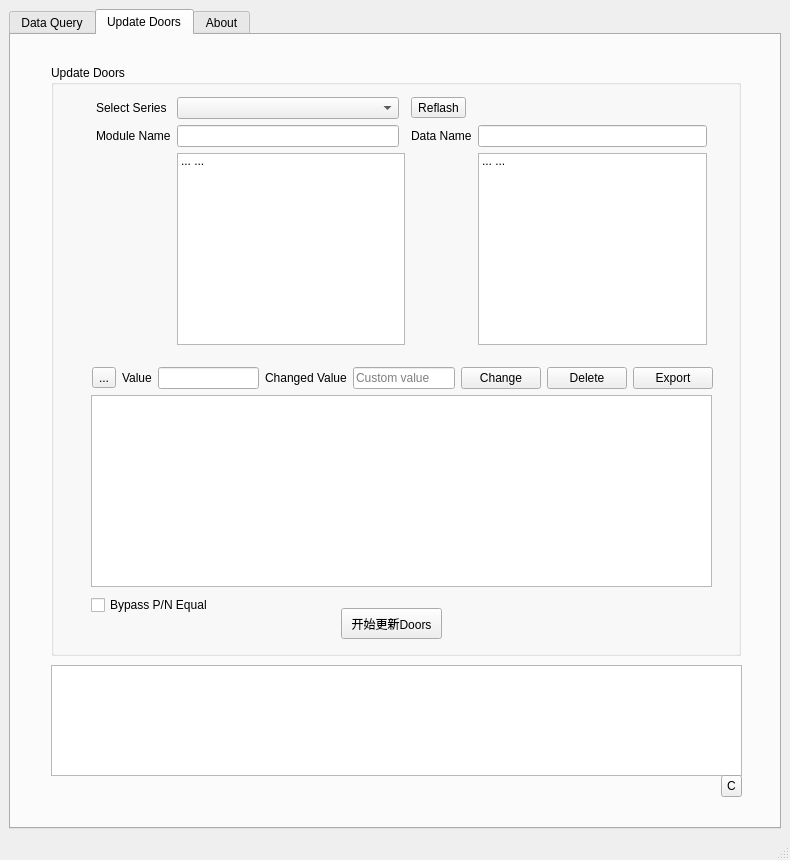
Before: the Qt Designer form DataQueryX.ui in 395020539/UpdaterMain, drawn with Qt 5.
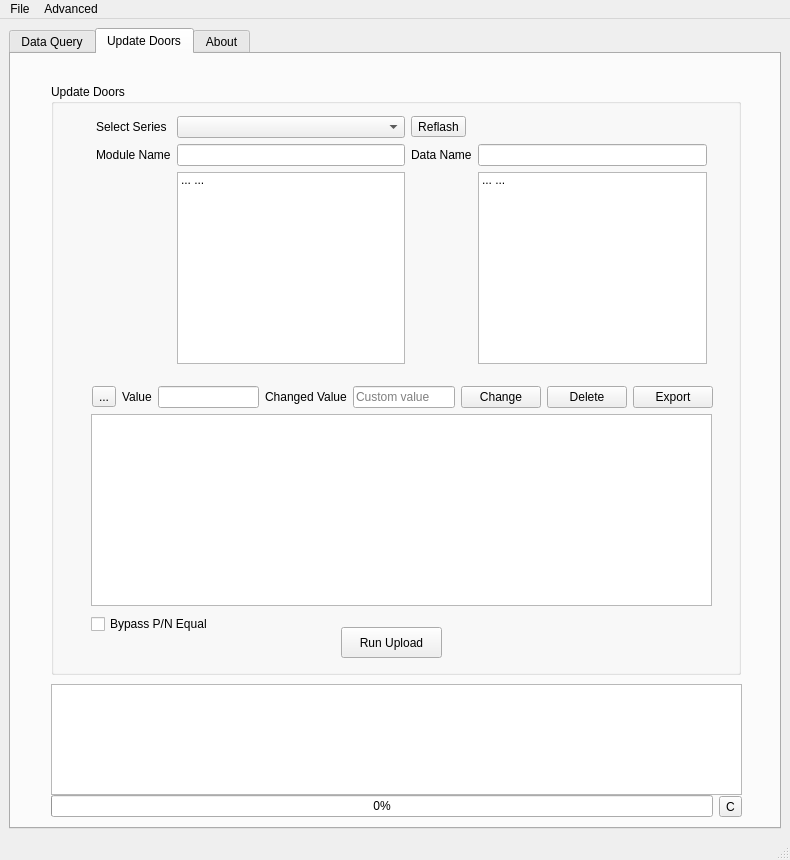
After: the same form once the commit is applied. The open tabs and pages were chosen to show the change. Icons and pictures are not drawn.

```diff
--- a/DataQueryX.ui
+++ b/DataQueryX.ui
@@ -639,7 +639,7 @@
           </rect>
          </property>
          <property name="text">
-          <string>开始更新Doors</string>
+          <string>Run Upload</string>
          </property>
         </widget>
         <widget class="QTableWidget" name="tableWidget_update_data">
@@ -654,6 +654,9 @@
            <height>192</height>
           </rect>
          </property>
+         <property name="sizeAdjustPolicy">
+          <enum>QAbstractScrollArea::AdjustToContentsOnFirstShow</enum>
+         </property>
          <property name="editTriggers">
           <set>QAbstractItemView::NoEditTriggers</set>
          </property>
@@ -666,6 +669,24 @@
          <property name="horizontalScrollMode">
           <enum>QAbstractItemView::ScrollPerItem</enum>
          </property>
+         <property name="showGrid">
+          <bool>true</bool>
+         </property>
+         <property name="gridStyle">
+          <enum>Qt::SolidLine</enum>
+         </property>
+         <property name="sortingEnabled">
+          <bool>true</bool>
+         </property>
+         <property name="cornerButtonEnabled">
+          <bool>true</bool>
+         </property>
+         <attribute name="horizontalHeaderShowSortIndicator" stdset="0">
+          <bool>true</bool>
+         </attribute>
+         <attribute name="verticalHeaderShowSortIndicator" stdset="0">
+          <bool>false</bool>
+         </attribute>
         </widget>
         <widget class="QWidget" name="layoutWidget">
          <property name="geometry">
@@ -799,18 +820,6 @@
             </property>
            </widget>
           </item>
-          <item row="2" column="1" colspan="2">
-           <widget class="QListWidget" name="listWidget_rule_module_name_2">
-            <property name="selectionMode">
-             <enum>QAbstractItemView::SingleSelection</enum>
-            </property>
-            <item>
-             <property name="text">
-              <string>... ...</string>
-             </property>
-            </item>
-           </widget>
-          </item>
           <item row="2" column="4">
            <widget class="QListWidget" name="listWidget_rule_data_name_2">
             <property name="selectionMode">
@@ -837,6 +846,18 @@
             </property>
            </widget>
           </item>
+          <item row="2" column="1">
+           <widget class="QListWidget" name="listWidget_rule_module_name_2">
+            <property name="selectionMode">
+             <enum>QAbstractItemView::SingleSelection</enum>
+            </property>
+            <item>
+             <property name="text">
+              <string>... ...</string>
+             </property>
+            </item>
+           </widget>
+          </item>
          </layout>
         </widget>
         <widget class="QCheckBox" name="checkBox_is_bypass_ispnequal">
@@ -856,23 +877,6 @@
          </property>
         </widget>
        </widget>
-       <widget class="QToolButton" name="toolButton_clear_show2">
-        <property name="geometry">
-         <rect>
-          <x>710</x>
-          <y>740</y>
-          <width>21</width>
-          <height>22</height>
-         </rect>
-        </property>
-        <property name="text">
-         <string>C</string>
-        </property>
-        <property name="icon">
-         <iconset resource="my_qrc.qrc">
-          <normaloff>:/icon/Res/icon/eraser_icon.png</normaloff>:/icon/Res/icon/eraser_icon.png</iconset>
-        </property>
-       </widget>
        <widget class="QLabel" name="label_2">
         <property name="geometry">
          <rect>
@@ -892,8 +896,50 @@
          <bool>true</bool>
         </property>
        </widget>
+       <widget class="QWidget" name="layoutWidget">
+        <property name="geometry">
+         <rect>
+          <x>40</x>
+          <y>740</y>
+          <width>691</width>
+          <height>25</height>
+         </rect>
+        </property>
+        <layout class="QHBoxLayout" name="horizontalLayout_2">
+         <item>
+          <widget class="QProgressBar" name="progressBar_updatedoors">
+           <property name="styleSheet">
+            <string notr="true">    QProgressBar::chunk {\n        background-color: green;\n    }</string>
+           </property>
+           <property name="value">
+            <number>0</number>
+           </property>
+           <property name="alignment">
+            <set>Qt::AlignCenter</set>
+           </property>
+           <property name="textVisible">
+            <bool>true</bool>
+           </property>
+          </widget>
+         </item>
+         <item>
+          <widget class="QToolButton" name="toolButton_clear_show2">
+           <property name="cursor">
+            <cursorShape>PointingHandCursor</cursorShape>
+           </property>
+           <property name="text">
+            <string>C</string>
+           </property>
+           <property name="icon">
+            <iconset resource="my_qrc.qrc">
+             <normaloff>:/icon/Res/icon/eraser_icon.png</normaloff>:/icon/Res/icon/eraser_icon.png</iconset>
+           </property>
+          </widget>
+         </item>
+        </layout>
+       </widget>
       </widget>
-      <widget class="QWidget" name="">
+      <widget class="QWidget" name="widget">
        <attribute name="title">
         <string>About</string>
        </attribute>
@@ -973,12 +1019,12 @@
          <string>© 2023 BOSCH HUAYU STEERING SYSTEMS CO., LTD. ALL Rights Reserved.</string>
         </property>
        </widget>
-       <widget class="QWidget" name="">
+       <widget class="QWidget" name="layoutWidget">
         <property name="geometry">
          <rect>
           <x>240</x>
           <y>730</y>
-          <width>266</width>
+          <width>286</width>
           <height>18</height>
          </rect>
         </property>
@@ -1019,6 +1065,21 @@
      <height>22</height>
     </rect>
    </property>
+   <widget class="QMenu" name="menuFile">
+    <property name="title">
+     <string>File</string>
+    </property>
+    <addaction name="actionExit"/>
+    <addaction name="separator"/>
+   </widget>
+   <widget class="QMenu" name="menuTool">
+    <property name="title">
+     <string>Advanced</string>
+    </property>
+    <addaction name="actionClear_Database"/>
+   </widget>
+   <addaction name="menuFile"/>
+   <addaction name="menuTool"/>
   </widget>
   <widget class="QStatusBar" name="statusbar"/>
  </widget>
```
Left out of the diff: 149 changed lines with no effect on the pictures.
